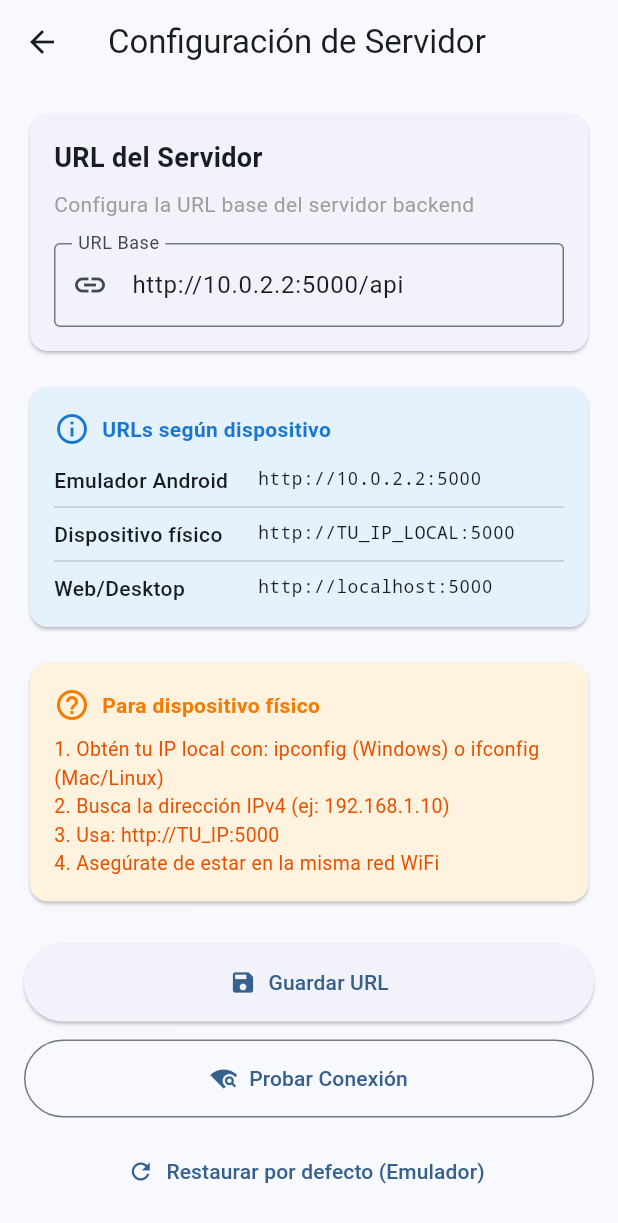
After one commit to angelnbm/tec_moviles, a Flutter app: the ProfilePage screen opened directly, after a tap on "Configuración de servidor", on a phone screen of 412 x 824 dp. The commit adds this screen. Shown: the top 1223 px of the screen. Run offline on Flutter 3.47's test engine with Material 3 defaults, Android fonts, the phone set to English and light mode, and no system bars; our stand-ins replace audioplayers, flutter_image_compress, google_maps_flutter, image_picker, location, permission_handler and 1 more; missing offline and left inert: flutter_sound; accounts and stored records are empty.

Commit message:
Consultar con equipo settings_page.dart
Cambios debido a funcionamiento solamnente con IPS de emulador. PREGUNTAR POR CONFIG IP EN APP

```diff
--- a/namer_app/lib/pages/profile_page.dart
+++ b/namer_app/lib/pages/profile_page.dart
@@ -1,6 +1,7 @@
 import 'package:flutter/material.dart';
 import 'package:namer_app/pages/login_page.dart';
 import 'package:namer_app/pages/edit_profile_page.dart';
+import 'package:namer_app/pages/settings_page.dart';
 import 'package:namer_app/services/api_service.dart';
 import 'package:namer_app/widgets/profile_avatar.dart';
 
@@ -232,6 +233,21 @@ class _ProfilePageState extends State<ProfilePage> {
                           _currentUser = result;
                         });
                       }
+                    },
+                  ),
+                  const Divider(height: 1),
+                  _buildOptionTile(
+                    context: context,
+                    icon: Icons.settings_outlined,
+                    title: 'Configuración de servidor',
+                    subtitle: 'Cambia la URL del backend',
+                    onTap: () {
+                      Navigator.push(
+                        context,
+                        MaterialPageRoute(
+                          builder: (context) => const SettingsPage(),
+                        ),
+                      );
                     },
                   ),
                   const Divider(height: 1),
--- /dev/null
+++ b/namer_app/lib/pages/settings_page.dart
@@ -0,0 +1,299 @@
+import 'package:flutter/material.dart';
+import '../services/api_service.dart';
+
+class SettingsPage extends StatefulWidget {
+  const SettingsPage({super.key});
+
+  @override
+  State<SettingsPage> createState() => _SettingsPageState();
+}
+
+class _SettingsPageState extends State<SettingsPage> {
+  final _formKey = GlobalKey<FormState>();
+  final _urlController = TextEditingController();
+  bool _isLoading = false;
+
+  @override
+  void initState() {
+    super.initState();
+    _loadCurrentUrl();
+  }
+
+  void _loadCurrentUrl() {
+    _urlController.text = ApiService.baseUrl;
+  }
+
+  Future<void> _saveUrl() async {
+    if (_formKey.currentState!.validate()) {
+      setState(() {
+        _isLoading = true;
+      });
+
+      String url = _urlController.text.trim();
+
+      // Asegurar que la URL termine en /api
+      if (!url.endsWith('/api')) {
+        if (url.endsWith('/')) {
+          url = '${url}api';
+        } else {
+          url = '$url/api';
+        }
+      }
+
+      await ApiService.setBaseUrl(url);
+
+      setState(() {
+        _isLoading = false;
+      });
+
+      if (mounted) {
+        ScaffoldMessenger.of(context).showSnackBar(
+          const SnackBar(
+            content: Text('URL guardada correctamente'),
+            backgroundColor: Colors.green,
+          ),
+        );
+      }
+    }
+  }
+
+  Future<void> _testConnection() async {
+    setState(() {
+      _isLoading = true;
+    });
+
+    try {
+      final result = await ApiService.getAllReports();
+
+      setState(() {
+        _isLoading = false;
+      });
+
+      if (mounted) {
+        if (result['success']) {
+          ScaffoldMessenger.of(context).showSnackBar(
+            const SnackBar(
+              content: Text('✅ Conexión exitosa'),
+              backgroundColor: Colors.green,
+            ),
+          );
+        } else {
+          ScaffoldMessenger.of(context).showSnackBar(
+            SnackBar(
+              content: Text('❌ Error: ${result['message']}'),
+              backgroundColor: Colors.red,
+            ),
+          );
+        }
+      }
+    } catch (e) {
+      setState(() {
+        _isLoading = false;
+      });
+
+      if (mounted) {
+        ScaffoldMessenger.of(context).showSnackBar(
+          SnackBar(
+            content: Text('❌ Error de conexión: $e'),
+            backgroundColor: Colors.red,
+          ),
+        );
+      }
+    }
+  }
+
+  void _resetToDefault() {
+    setState(() {
+      _urlController.text = 'http://10.0.2.2:5000/api';
+    });
+  }
+
+  @override
+  void dispose() {
+    _urlController.dispose();
+    super.dispose();
+  }
+
+  @override
+  Widget build(BuildContext context) {
+    return Scaffold(
+      appBar: AppBar(
+        title: const Text('Configuración de Servidor'),
+      ),
+      body: SingleChildScrollView(
+        padding: const EdgeInsets.all(16.0),
+        child: Form(
+          key: _formKey,
+          child: Column(
+            crossAxisAlignment: CrossAxisAlignment.stretch,
+            children: [
+              Card(
+                child: Padding(
+                  padding: const EdgeInsets.all(16.0),
+                  child: Column(
+                    crossAxisAlignment: CrossAxisAlignment.start,
+                    children: [
+                      const Text(
+                        'URL del Servidor',
+                        style: TextStyle(
+                          fontSize: 18,
+                          fontWeight: FontWeight.bold,
+                        ),
+                      ),
+                      const SizedBox(height: 8),
+                      const Text(
+                        'Configura la URL base del servidor backend',
+                        style: TextStyle(color: Colors.grey),
+                      ),
+                      const SizedBox(height: 16),
+                      TextFormField(
+                        controller: _urlController,
+                        decoration: const InputDecoration(
+                          labelText: 'URL Base',
+                          hintText: 'http://10.0.2.2:5000',
+                          border: OutlineInputBorder(),
+                          prefixIcon: Icon(Icons.link),
+                        ),
+                        validator: (value) {
+                          if (value == null || value.isEmpty) {
+                            return 'Por favor ingresa una URL';
+                          }
+                          if (!value.startsWith('http://') && !value.startsWith('https://')) {
+                            return 'La URL debe comenzar con http:// o https://';
+                          }
+                          return null;
+                        },
+                      ),
+                    ],
+                  ),
+                ),
+              ),
+              const SizedBox(height: 16),
+              Card(
+                color: Colors.blue.shade50,
+                child: Padding(
+                  padding: const EdgeInsets.all(16.0),
+                  child: Column(
+                    crossAxisAlignment: CrossAxisAlignment.start,
+                    children: [
+                      Row(
+                        children: [
+                          Icon(Icons.info_outline, color: Colors.blue.shade700),
+                          const SizedBox(width: 8),
+                          Text(
+                            'URLs según dispositivo',
+                            style: TextStyle(
+                              fontWeight: FontWeight.bold,
+                              color: Colors.blue.shade700,
+                            ),
+                          ),
+                        ],
+                      ),
+                      const SizedBox(height: 12),
+                      _buildUrlInfo('Emulador Android', 'http://10.0.2.2:5000'),
+                      const Divider(height: 16),
+                      _buildUrlInfo('Dispositivo físico', 'http://TU_IP_LOCAL:5000'),
+                      const Divider(height: 16),
+                      _buildUrlInfo('Web/Desktop', 'http://localhost:5000'),
+                    ],
+                  ),
+                ),
+              ),
+              const SizedBox(height: 16),
+              Card(
+                color: Colors.orange.shade50,
+                child: Padding(
+                  padding: const EdgeInsets.all(16.0),
+                  child: Column(
+                    crossAxisAlignment: CrossAxisAlignment.start,
+                    children: [
+                      Row(
+                        children: [
+                          Icon(Icons.help_outline, color: Colors.orange.shade700),
+                          const SizedBox(width: 8),
+                          Text(
+                            'Para dispositivo físico',
+                            style: TextStyle(
+                              fontWeight: FontWeight.bold,
+                              color: Colors.orange.shade700,
+                            ),
+                          ),
+                        ],
+                      ),
+                      const SizedBox(height: 8),
+                      Text(
+                        '1. Obtén tu IP local con: ipconfig (Windows) o ifconfig (Mac/Linux)\n'
+                        '2. Busca la dirección IPv4 (ej: 192.168.1.10)\n'
+                        '3. Usa: http://TU_IP:5000\n'
+                        '4. Asegúrate de estar en la misma red WiFi',
+                        style: TextStyle(
+                          fontSize: 13,
+                          color: Colors.orange.shade900,
+                        ),
+                      ),
+                    ],
+                  ),
+                ),
+              ),
+              const SizedBox(height: 24),
+              ElevatedButton.icon(
+                onPressed: _isLoading ? null : _saveUrl,
+                icon: _isLoading
+                    ? const SizedBox(
+                        width: 20,
+                        height: 20,
+                        child: CircularProgressIndicator(strokeWidth: 2),
+                      )
+                    : const Icon(Icons.save),
+                label: const Text('Guardar URL'),
+                style: ElevatedButton.styleFrom(
+                  padding: const EdgeInsets.all(16),
+                ),
+              ),
+              const SizedBox(height: 12),
+              OutlinedButton.icon(
+                onPressed: _isLoading ? null : _testConnection,
+                icon: const Icon(Icons.wifi_find),
+                label: const Text('Probar Conexión'),
+                style: OutlinedButton.styleFrom(
+                  padding: const EdgeInsets.all(16),
+                ),
+              ),
+              const SizedBox(height: 12),
+              TextButton.icon(
+                onPressed: _resetToDefault,
+                icon: const Icon(Icons.refresh),
+                label: const Text('Restaurar por defecto (Emulador)'),
+              ),
+            ],
+          ),
+        ),
+      ),
+    );
+  }
+
+  Widget _buildUrlInfo(String device, String url) {
+    return Row(
+      crossAxisAlignment: CrossAxisAlignment.start,
+      children: [
+        Expanded(
+          flex: 2,
+          child: Text(
+            device,
+            style: const TextStyle(fontWeight: FontWeight.w500),
+          ),
+        ),
+        Expanded(
+          flex: 3,
+          child: SelectableText(
+            url,
+            style: const TextStyle(
+              fontFamily: 'monospace',
+              fontSize: 12,
+            ),
+          ),
+        ),
+      ],
+    );
+  }
+}
--- a/namer_app/lib/services/api_service.dart
+++ b/namer_app/lib/services/api_service.dart
@@ -16,9 +16,22 @@ class ApiService {
     if (fromEnv.isNotEmpty) {
       return fromEnv;
     }
-    // Si no se proporciona, usa la IP del emulador como valor por defecto.
-    const defaultUrl = 'http://10.0.2.2:5000/api';
-    return defaultUrl;
+
+    // Detectar plataforma y retornar URL apropiada
+    if (kIsWeb) {
+      // Para web, usa localhost
+      return 'http://localhost:5000/api';
+    } else if (Platform.isAndroid) {
+      // Para Android emulador: 10.0.2.2
+      // Para Android dispositivo físico: necesitas la IP de tu PC
+      return 'http://10.0.2.2:5000/api';
+    } else if (Platform.isIOS) {
+      // Para iOS emulador/simulador
+      return 'http://localhost:5000/api';
+    } else {
+      // Desktop (Windows, Linux, macOS)
+      return 'http://localhost:5000/api';
+    }
   }
 
   static Future<void> initBaseUrl() async {
```
